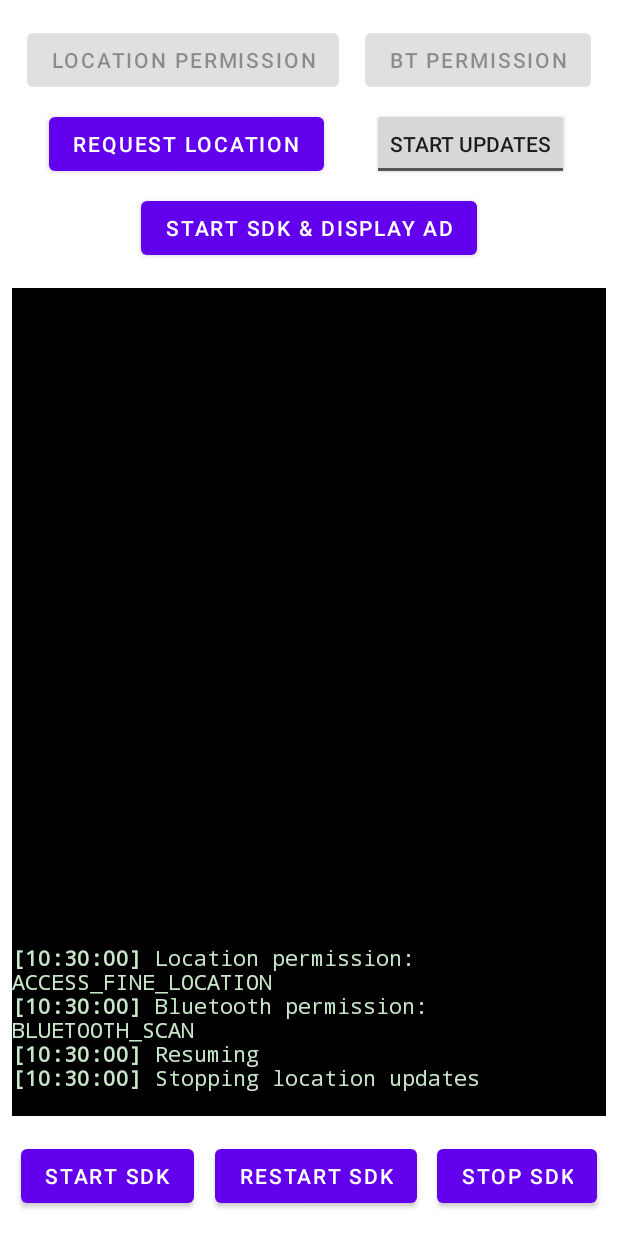
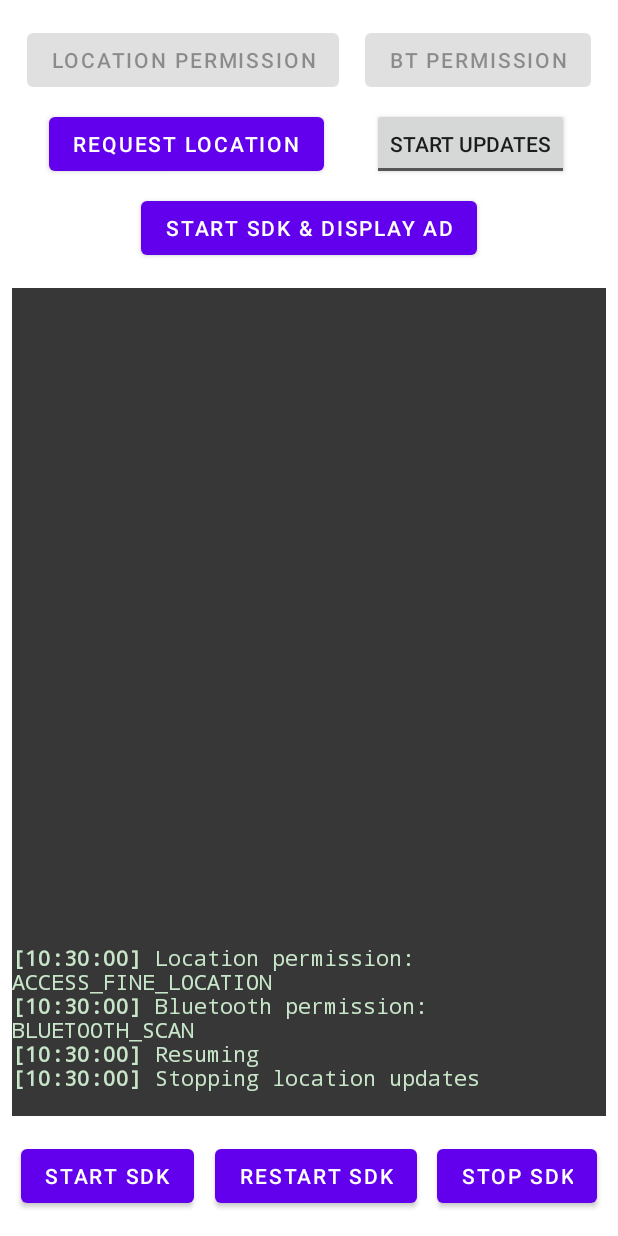
Before and after one commit to bleshcom/Blesh-Android-SDK, an Android app: the screen it shows after launch (MainActivity), on a phone screen of 412 x 824 dp. Run offline under Robolectric (Android 15) with nearby library versions, the phone set to English and light mode, and no system bars; libraries missing offline, so code that uses them is left out: com.blesh.sdk; 5 statements that could not run were skipped.

Commit message:
Update demo application debug view background color

```diff
--- a/Demo/app/src/main/res/layout/activity_main.xml
+++ b/Demo/app/src/main/res/layout/activity_main.xml
@@ -69,7 +69,7 @@
         android:layout_marginRight="8dp"
         android:layout_marginTop="16dp"
         android:layout_marginBottom="16dp"
-        android:background="#000000"
+        android:background="#C8000000"
         android:fontFamily="monospace"
         android:gravity="bottom"
         android:scrollbars="horizontal|vertical"
```
